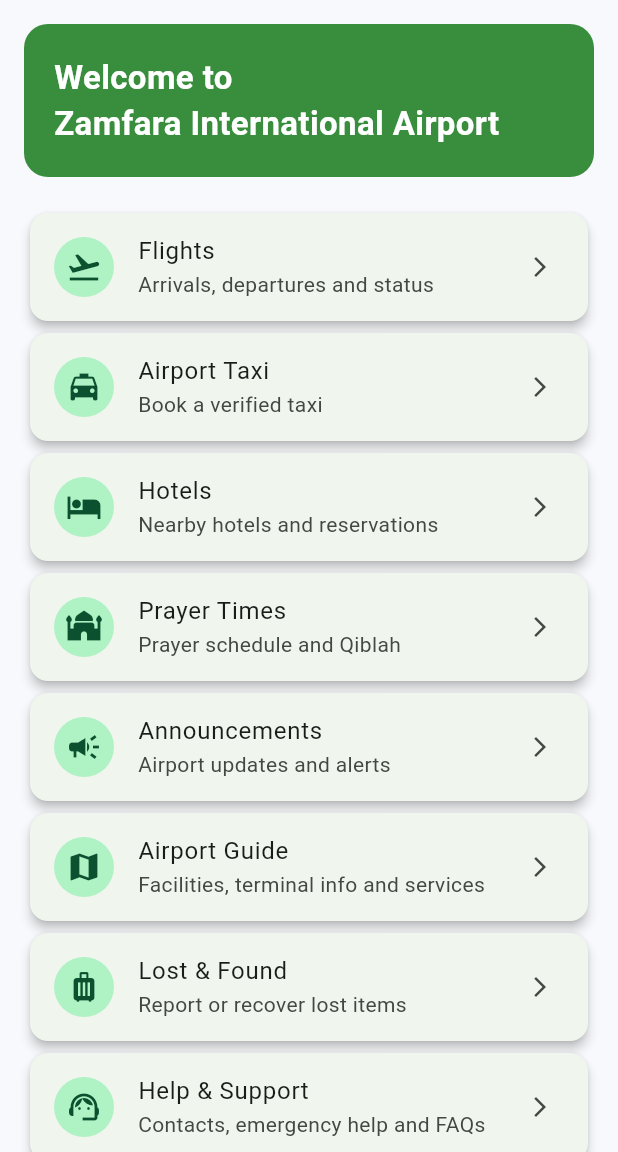
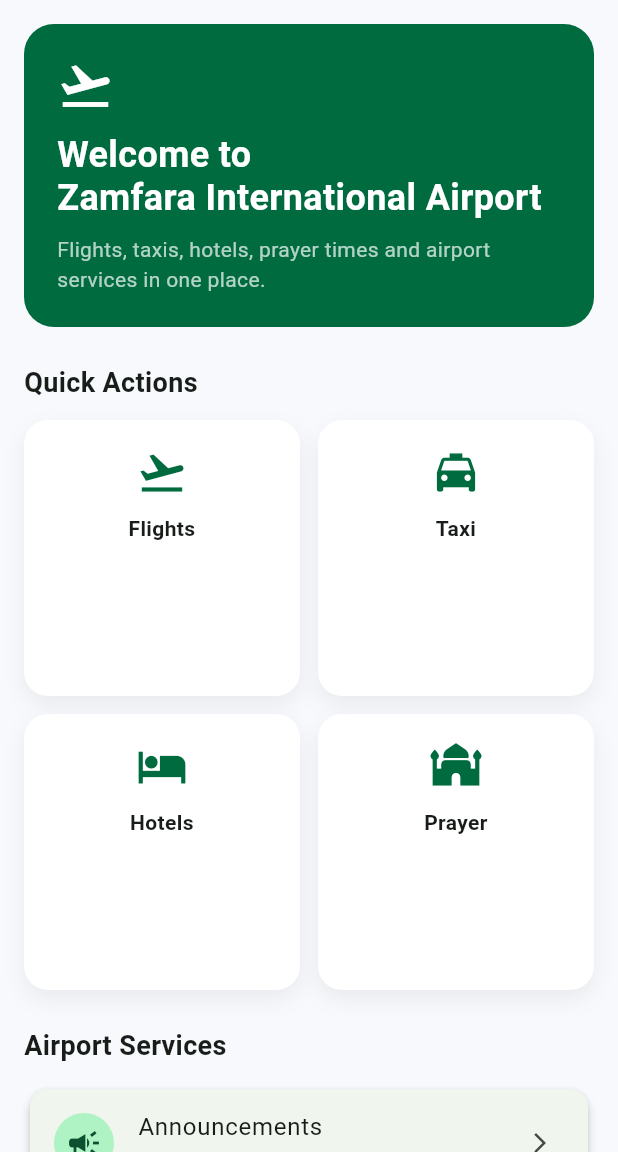
Before and after one commit to YUSUFUMARWALI/zia_connect, a Flutter app: the HomeScreen screen opened directly, on a phone screen of 412 x 824 dp, the part 84-1236 px from its top. Run offline on Flutter 3.47's test engine with Material 3 defaults, Android fonts, the phone set to English and light mode, and no system bars.

Commit message:
Redesigned dashboard layout

```diff
--- a/lib/features/home/screens/home_screen.dart
+++ b/lib/features/home/screens/home_screen.dart
@@ -1,5 +1,6 @@
 import 'package:flutter/material.dart';
 import '../../../shared/widgets/dashboard_card.dart';
+import '../../../core/constants/app_colors.dart';
 import '../../flights/screens/flights_screen.dart';
 import '../../taxi/screens/taxi_screen.dart';
 import '../../hotels/screens/hotels_screen.dart';
@@ -13,59 +14,134 @@ class HomeScreen extends StatelessWidget {
   const HomeScreen({super.key});
 
   void openScreen(BuildContext context, Widget screen) {
-    Navigator.push(
-      context,
-      MaterialPageRoute(builder: (_) => screen),
+    Navigator.push(context, MaterialPageRoute(builder: (_) => screen));
+  }
+
+  Widget quickAction({
+    required BuildContext context,
+    required IconData icon,
+    required String title,
+    required Widget screen,
+  }) {
+    return InkWell(
+      onTap: () => openScreen(context, screen),
+      borderRadius: BorderRadius.circular(16),
+      child: Container(
+        padding: const EdgeInsets.all(18),
+        decoration: BoxDecoration(
+          color: Colors.white,
+          borderRadius: BorderRadius.circular(16),
+          boxShadow: [
+            BoxShadow(
+              color: Colors.black.withValues(alpha: 0.06),
+              blurRadius: 12,
+              offset: const Offset(0, 6),
+            ),
+          ],
+        ),
+        child: Column(
+          children: [
+            Icon(icon, color: AppColors.primaryGreen, size: 34),
+            const SizedBox(height: 10),
+            Text(
+              title,
+              textAlign: TextAlign.center,
+              style: const TextStyle(fontWeight: FontWeight.bold),
+            ),
+          ],
+        ),
+      ),
     );
   }
 
   @override
   Widget build(BuildContext context) {
     return Scaffold(
-      appBar: AppBar(title: const Text('ZIA Connect')),
+      appBar: AppBar(
+        title: const Text('ZIA Connect'),
+      ),
       body: ListView(
         padding: const EdgeInsets.all(16),
         children: [
           Container(
-            padding: const EdgeInsets.all(20),
+            padding: const EdgeInsets.all(22),
             decoration: BoxDecoration(
-              color: Colors.green.shade700,
-              borderRadius: BorderRadius.circular(16),
+              color: AppColors.primaryGreen,
+              borderRadius: BorderRadius.circular(20),
             ),
-            child: const Text(
+            child: const Column(
+              crossAxisAlignment: CrossAxisAlignment.start,
+              children: [
+                Icon(Icons.flight_takeoff, color: Colors.white, size: 38),
+                SizedBox(height: 12),
+                Text(
                   'Welcome to\nZamfara International Airport',
                   style: TextStyle(
                     color: Colors.white,
-                fontSize: 22,
+                    fontSize: 24,
                     fontWeight: FontWeight.bold,
+                    height: 1.2,
                   ),
                 ),
+                SizedBox(height: 10),
+                Text(
+                  'Flights, taxis, hotels, prayer times and airport services in one place.',
+                  style: TextStyle(color: Colors.white70),
                 ),
-          const SizedBox(height: 20),
-          DashboardCard(
+              ],
+            ),
+          ),
+
+          const SizedBox(height: 24),
+
+          const Text(
+            'Quick Actions',
+            style: TextStyle(fontSize: 18, fontWeight: FontWeight.bold),
+          ),
+          const SizedBox(height: 12),
+
+          GridView.count(
+            shrinkWrap: true,
+            physics: const NeverScrollableScrollPhysics(),
+            crossAxisCount: 2,
+            crossAxisSpacing: 12,
+            mainAxisSpacing: 12,
+            children: [
+              quickAction(
+                context: context,
                 icon: Icons.flight_takeoff,
                 title: 'Flights',
-            subtitle: 'Arrivals, departures and status',
-            onTap: () => openScreen(context, const FlightsScreen()),
+                screen: const FlightsScreen(),
               ),
-          DashboardCard(
+              quickAction(
+                context: context,
                 icon: Icons.local_taxi,
-            title: 'Airport Taxi',
-            subtitle: 'Book a verified taxi',
-            onTap: () => openScreen(context, const TaxiScreen()),
+                title: 'Taxi',
+                screen: const TaxiScreen(),
               ),
-          DashboardCard(
+              quickAction(
+                context: context,
                 icon: Icons.hotel,
                 title: 'Hotels',
-            subtitle: 'Nearby hotels and reservations',
-            onTap: () => openScreen(context, const HotelsScreen()),
+                screen: const HotelsScreen(),
               ),
-          DashboardCard(
+              quickAction(
+                context: context,
                 icon: Icons.mosque,
-            title: 'Prayer Times',
-            subtitle: 'Prayer schedule and Qiblah',
-            onTap: () => openScreen(context, const PrayerScreen()),
+                title: 'Prayer',
+                screen: const PrayerScreen(),
               ),
+            ],
+          ),
+
+          const SizedBox(height: 24),
+
+          const Text(
+            'Airport Services',
+            style: TextStyle(fontSize: 18, fontWeight: FontWeight.bold),
+          ),
+          const SizedBox(height: 12),
+
           DashboardCard(
             icon: Icons.campaign,
             title: 'Announcements',
```
Lines whose indentation alone changed are shown as unchanged.
